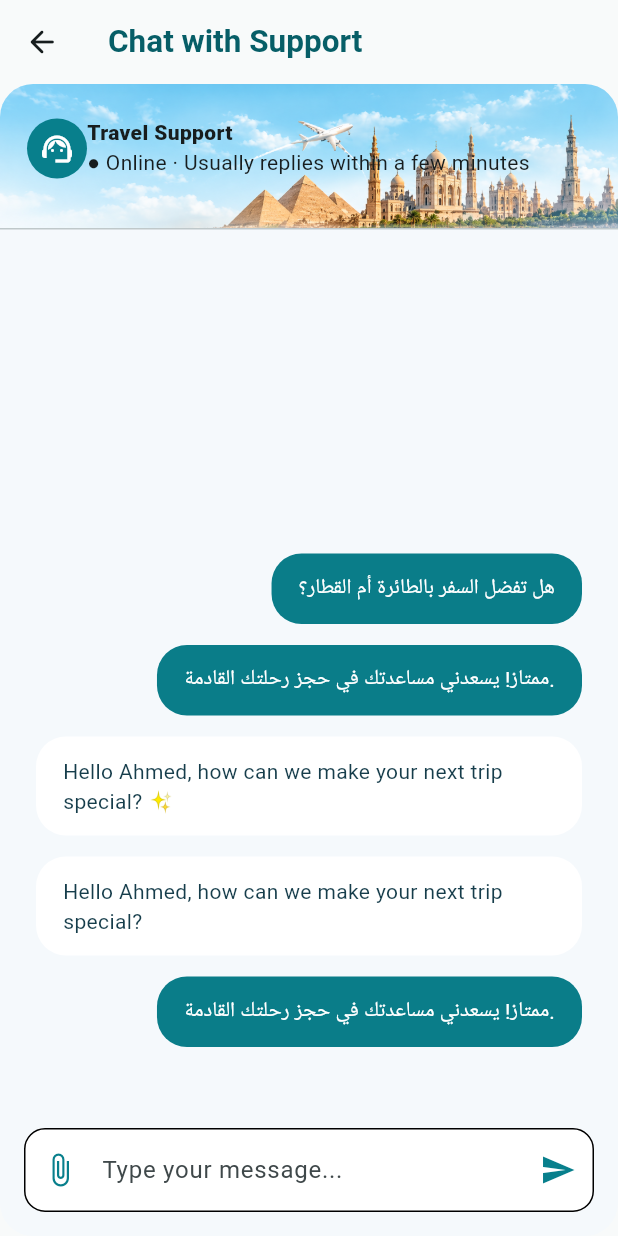
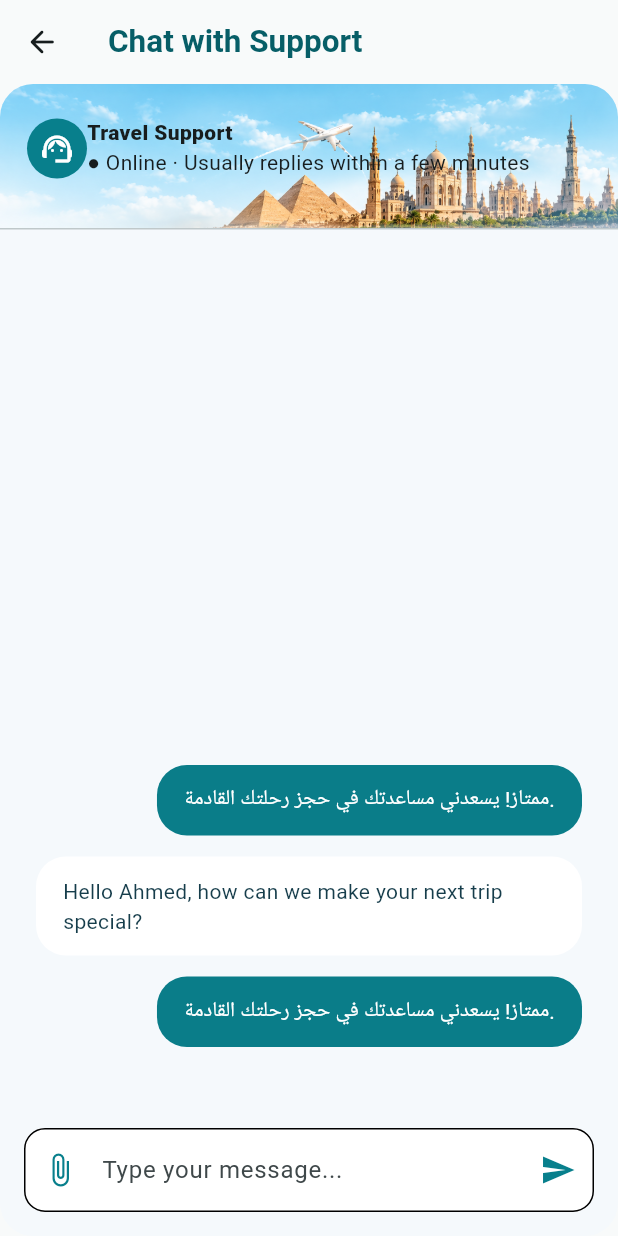
Before and after one commit to MahmoudAlazazy/Book-Trip, a Flutter app: the screen it shows after launch, item 3 of the bottom bar chosen, on a phone screen of 412 x 824 dp. Run offline on Flutter 3.47's test engine with Material 3 defaults, Android fonts, the phone set to English and light mode, and no system bars; our stand-ins replace country_picker, flutter_map, flutter_riverpod, flutter_secure_storage, flutter_svg, go_router and 5 more; missing offline and left inert: dart:html, google_mlkit_translation.

Commit message:
Add Some Update

```diff
--- a/lib/features/profile/presentation/screens/help_support_screen.dart
+++ b/lib/features/profile/presentation/screens/help_support_screen.dart
@@ -333,14 +333,9 @@ Widget _wideSupportChat(BuildContext context, _SupportChatScreenState state) {
                     for (final message in state._messages.reversed)
                       _chatBubble(message.text, message.sent),
                     _chatBubble(
-                      'Hello Ahmed, how can we make your next trip special? ✨',
-                      false,
-                    ),
-                    _chatBubble(
                       'ممتاز! يسعدني مساعدتك في حجز رحلتك القادمة.',
                       true,
                     ),
-                    _chatBubble('هل تفضل السفر بالطائرة أم القطار؟', true),
                   ],
                 ),
               ),
```
